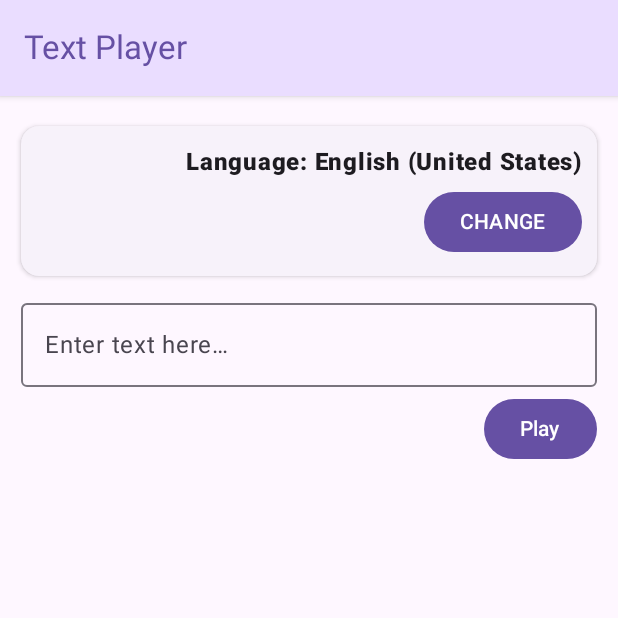
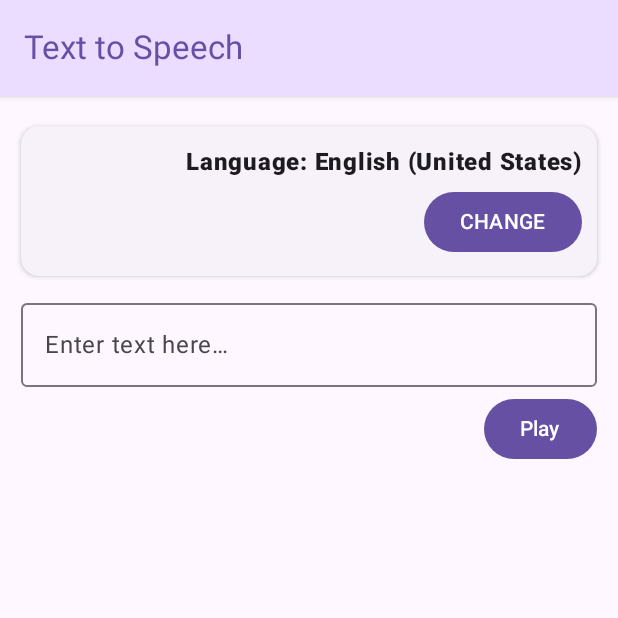
Before and after one commit to jcamilo1599/kotlin_text-to-speech, an Android app built with Jetpack Compose: the screen it shows after launch (MainActivity), on a phone screen of 412 x 824 dp, the top half of it. Run offline under Robolectric (Android 15) with nearby library versions, the phone set to English and light mode, and no system bars.

Commit message:
Correcciones en los textos

```diff
--- a/app/build.gradle.kts
+++ b/app/build.gradle.kts
@@ -11,7 +11,7 @@
         applicationId = "com.faacil.text_player"
         minSdk = 24
         targetSdk = 34
-        versionCode = 1
+        versionCode = 3
         versionName = "1.0.0"
 
         testInstrumentationRunner = "androidx.test.runner.AndroidJUnitRunner"
--- a/app/src/main/res/values/strings.xml
+++ b/app/src/main/res/values/strings.xml
@@ -1,5 +1,5 @@
 <resources>
-    <string name="app_name">Text Player</string>
+    <string name="app_name">Text to Speech</string>
     <string name="filter_lang">Filter languages</string>
     <string name="play">Play</string>
     <string name="enter_text_here">Enter text here…</string>
```
Also changed, not shown: 2 other files.
